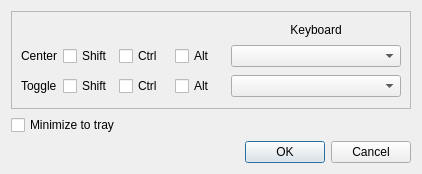
Above: opentrack/keyboard.ui from opentrack/opentrack before the change. Below: the same form after it.
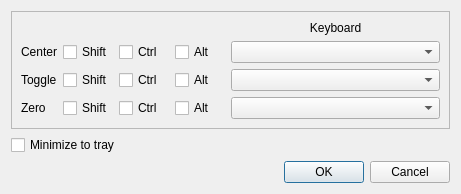
That is the form after the change. Icons and pictures are not drawn.

Commit message: implement zero shortcut

What changed in the file:
```diff
--- a/opentrack/keyboard.ui
+++ b/opentrack/keyboard.ui
@@ -6,7 +6,7 @@
    <rect>
     <x>0</x>
     <y>0</y>
-    <width>422</width>
+    <width>461</width>
     <height>174</height>
    </rect>
   </property>
@@ -39,7 +39,49 @@
       <enum>QFrame::Plain</enum>
      </property>
      <layout class="QGridLayout" name="gridLayout">
-      <item row="0" column="4">
+      <item row="3" column="0">
+       <widget class="QLabel" name="textLabel2_6">
+        <property name="sizePolicy">
+         <sizepolicy hsizetype="Maximum" vsizetype="Fixed">
+          <horstretch>0</horstretch>
+          <verstretch>0</verstretch>
+         </sizepolicy>
+        </property>
+        <property name="text">
+         <string>Zero</string>
+        </property>
+        <property name="wordWrap">
+         <bool>false</bool>
+        </property>
+       </widget>
+      </item>
+      <item row="3" column="3">
+       <widget class="QCheckBox" name="chkZeroAlt">
+        <property name="maximumSize">
+         <size>
+          <width>50</width>
+          <height>16777215</height>
+         </size>
+        </property>
+        <property name="text">
+         <string>Alt</string>
+        </property>
+       </widget>
+      </item>
+      <item row="3" column="2">
+       <widget class="QCheckBox" name="chkZeroCtrl">
+        <property name="maximumSize">
+         <size>
+          <width>50</width>
+          <height>16777215</height>
+         </size>
+        </property>
+        <property name="text">
+         <string>Ctrl</string>
+        </property>
+       </widget>
+      </item>
+      <item row="0" column="5">
        <widget class="QLabel" name="textLabel2_4">
         <property name="sizePolicy">
          <sizepolicy hsizetype="Minimum" vsizetype="Fixed">
@@ -100,6 +142,35 @@
         </property>
        </widget>
       </item>
+      <item row="2" column="3">
+       <widget class="QCheckBox" name="chkToggleAlt">
+        <property name="maximumSize">
+         <size>
+          <width>50</width>
+          <height>16777215</height>
+         </size>
+        </property>
+        <property name="text">
+         <string>Alt</string>
+        </property>
+       </widget>
+      </item>
+      <item row="2" column="5">
+       <widget class="QComboBox" name="cbxToggleKey">
+        <property name="minimumSize">
+         <size>
+          <width>90</width>
+          <height>0</height>
+         </size>
+        </property>
+        <property name="toolTip">
+         <string>Select Number</string>
+        </property>
+        <property name="insertPolicy">
+         <enum>QComboBox::InsertAlphabetically</enum>
+        </property>
+       </widget>
+      </item>
       <item row="1" column="3">
        <widget class="QCheckBox" name="chkCenterAlt">
         <property name="maximumSize">
@@ -113,7 +184,7 @@
         </property>
        </widget>
       </item>
-      <item row="1" column="4">
+      <item row="1" column="5">
        <widget class="QComboBox" name="cbxCenterKey">
         <property name="minimumSize">
          <size>
@@ -171,8 +242,8 @@
         </property>
        </widget>
       </item>
-      <item row="2" column="3">
-       <widget class="QCheckBox" name="chkToggleAlt">
+      <item row="3" column="1">
+       <widget class="QCheckBox" name="chkZeroShift">
         <property name="maximumSize">
          <size>
           <width>50</width>
@@ -180,12 +251,12 @@
          </size>
         </property>
         <property name="text">
-         <string>Alt</string>
+         <string>Shift</string>
         </property>
        </widget>
       </item>
-      <item row="2" column="4">
-       <widget class="QComboBox" name="cbxToggleKey">
+      <item row="3" column="5">
+       <widget class="QComboBox" name="cbxZeroKey">
         <property name="minimumSize">
          <size>
           <width>90</width>
```
The commit also changes 7 other files.
